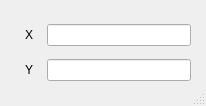
Above: src/gui/ui/gotoDlg.ui from cunqinglan/OpenROAD_LRF before the change. Below: the same form after it.
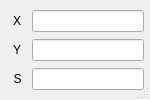
That is the form after the change.

Commit message: Add goto feature

Diff of the .ui file:
```diff
--- a/src/gui/ui/gotoDlg.ui
+++ b/src/gui/ui/gotoDlg.ui
@@ -12,8 +12,8 @@
    <rect>
     <x>0</x>
     <y>0</y>
-    <width>206</width>
-    <height>106</height>
+    <width>150</width>
+    <height>100</height>
    </rect>
   </property>
   <property name="minimumSize">
@@ -54,50 +54,50 @@
     <enum>QLayout::SetDefaultConstraint</enum>
    </property>
    <property name="leftMargin">
-    <number>5</number>
+    <number>2</number>
    </property>
    <property name="topMargin">
-    <number>5</number>
+    <number>2</number>
    </property>
    <property name="rightMargin">
-    <number>5</number>
+    <number>2</number>
    </property>
    <property name="bottomMargin">
-    <number>5</number>
+    <number>2</number>
    </property>
    <property name="spacing">
-    <number>6</number>
+    <number>3</number>
    </property>
    <item row="0" column="0">
-    <layout class="QVBoxLayout" name="verticalLayout_2" stretch="1,1">
+    <layout class="QVBoxLayout" name="verticalLayout_2" stretch="1,1,1">
      <property name="spacing">
       <number>3</number>
      </property>
      <property name="leftMargin">
-      <number>5</number>
+      <number>2</number>
      </property>
      <property name="topMargin">
-      <number>5</number>
+      <number>2</number>
      </property>
      <property name="rightMargin">
-      <number>5</number>
+      <number>2</number>
      </property>
      <property name="bottomMargin">
-      <number>5</number>
+      <number>2</number>
      </property>
      <item>
       <layout class="QHBoxLayout" name="horizontalLayout_2" stretch="1,5">
        <property name="leftMargin">
-        <number>5</number>
+        <number>2</number>
        </property>
        <property name="topMargin">
-        <number>5</number>
+        <number>2</number>
        </property>
        <property name="rightMargin">
-        <number>5</number>
+        <number>2</number>
        </property>
        <property name="bottomMargin">
-        <number>5</number>
+        <number>2</number>
        </property>
        <item>
         <layout class="QVBoxLayout" name="verticalLayout_9">
@@ -126,16 +126,16 @@
      <item>
       <layout class="QHBoxLayout" name="horizontalLayout" stretch="1,5">
        <property name="leftMargin">
-        <number>5</number>
+        <number>2</number>
        </property>
        <property name="topMargin">
-        <number>5</number>
+        <number>2</number>
        </property>
        <property name="rightMargin">
-        <number>5</number>
+        <number>2</number>
        </property>
        <property name="bottomMargin">
-        <number>5</number>
+        <number>2</number>
        </property>
        <item>
         <layout class="QVBoxLayout" name="verticalLayout_7">
@@ -161,6 +161,73 @@
        </item>
       </layout>
      </item>
+     <item>
+      <layout class="QHBoxLayout" name="horizontalLayout_3" stretch="1,5">
+       <property name="leftMargin">
+        <number>2</number>
+       </property>
+       <property name="topMargin">
+        <number>2</number>
+       </property>
+       <property name="rightMargin">
+        <number>2</number>
+       </property>
+       <property name="bottomMargin">
+        <number>2</number>
+       </property>
+       <item>
+        <layout class="QVBoxLayout" name="verticalLayout_3">
+         <property name="leftMargin">
+          <number>0</number>
+         </property>
+         <property name="topMargin">
+          <number>0</number>
+         </property>
+         <property name="rightMargin">
+          <number>0</number>
+         </property>
+         <property name="bottomMargin">
+          <number>0</number>
+         </property>
+         <item>
+          <widget class="QLabel" name="slabel">
+           <property name="layoutDirection">
+            <enum>Qt::LeftToRight</enum>
+           </property>
+           <property name="midLineWidth">
+            <number>0</number>
+           </property>
+           <property name="text">
+            <string>S</string>
+           </property>
+           <property name="alignment">
+            <set>Qt::AlignCenter</set>
+           </property>
+          </widget>
+         </item>
+        </layout>
+       </item>
+       <item>
+        <layout class="QVBoxLayout" name="verticalLayout">
+         <property name="leftMargin">
+          <number>0</number>
+         </property>
+         <property name="topMargin">
+          <number>0</number>
+         </property>
+         <property name="rightMargin">
+          <number>0</number>
+         </property>
+         <property name="bottomMargin">
+          <number>0</number>
+         </property>
+         <item>
+          <widget class="QLineEdit" name="sEdit"/>
+         </item>
+        </layout>
+       </item>
+      </layout>
+     </item>
     </layout>
    </item>
   </layout>
```
Left out of the diff: 32 changed lines with no effect on the pictures. The commit also changes 1 other file.
